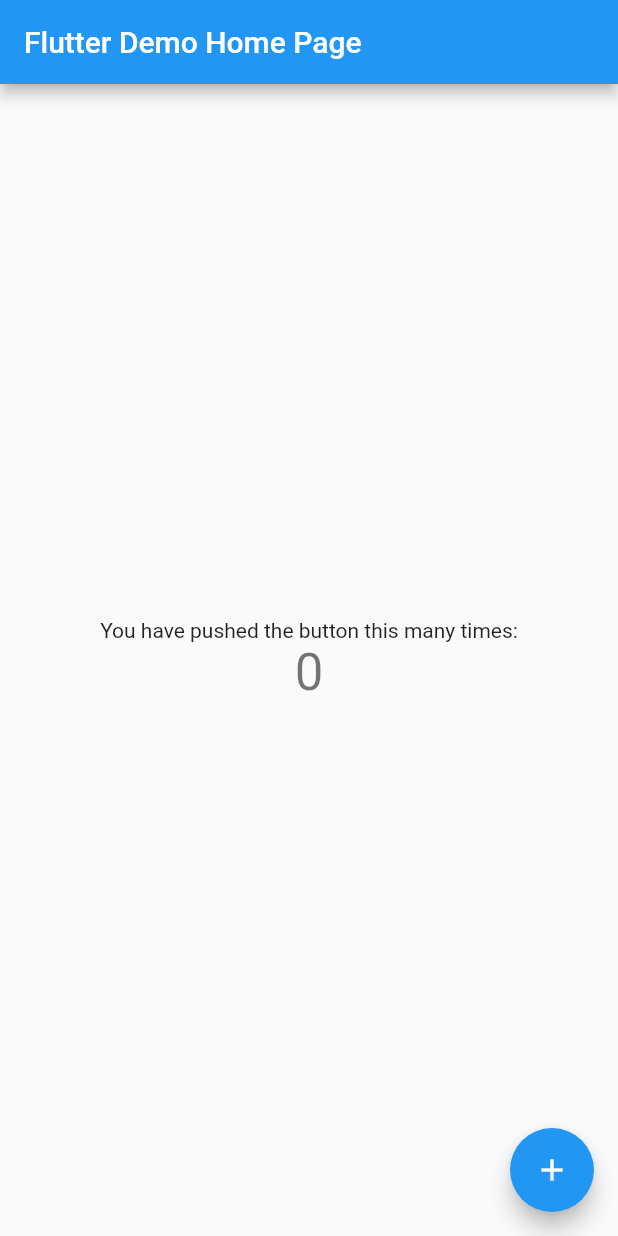
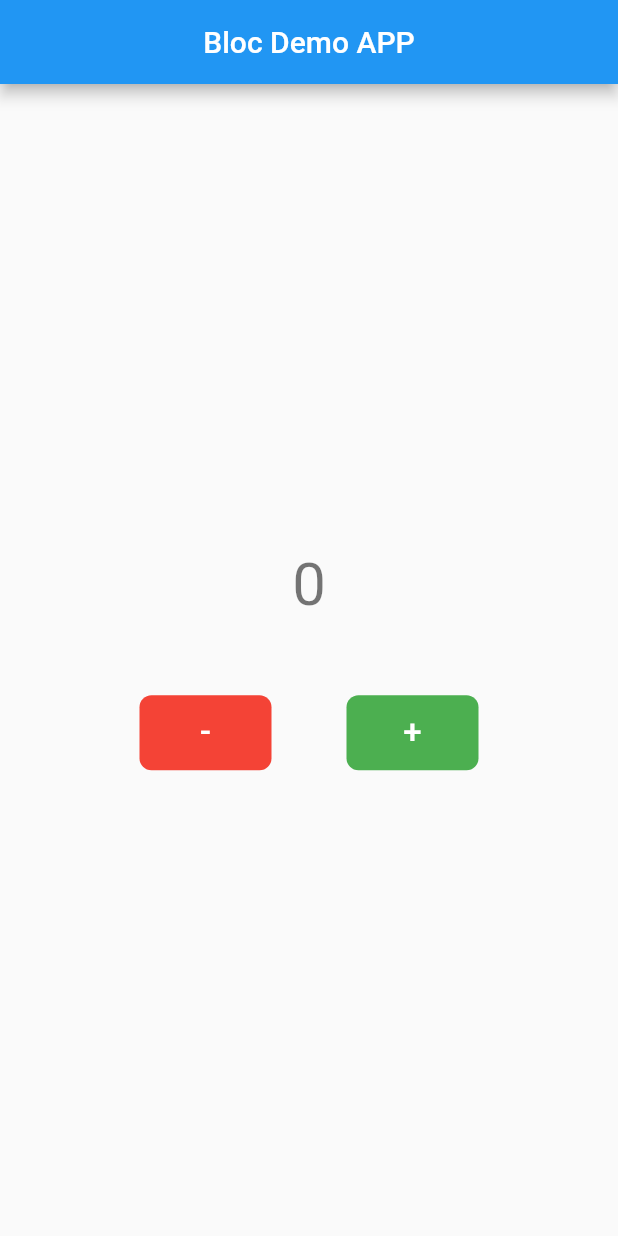
Before and after one commit to geekers-donald237/flutter-bloc-app, a Flutter app: the screen it shows after launch, on a phone screen of 412 x 824 dp. Run offline on Flutter 3.47's test engine with Material 2 defaults, Android fonts, the light colour scheme and no system bars; our stand-ins replace flutter_bloc.

Commit message:
first bloc management

```diff
--- /dev/null
+++ b/lib/bloc/event/counter_event.dart
@@ -0,0 +1,5 @@
+class CounterEvents {}
+
+class NumberIncreaseEvent extends CounterEvents {}
+
+class NumberDecreaseEvent extends CounterEvents {}
--- /dev/null
+++ b/lib/bloc/logic/counter_bloc.dart
@@ -0,0 +1,26 @@
+
+import 'package:flutter_bloc/flutter_bloc.dart';
+
+import '../event/counter_event.dart';
+import '../state/counter_state.dart';
+
+class CounterBloc extends Bloc<CounterEvents, CounterStates> {
+  int counter = 0;
+
+  CounterBloc() : super(InitialState()) {
+    on<NumberIncreaseEvent>(onNumberIncrease);
+    on<NumberDecreaseEvent>(onNumberDecrease);
+  }
+
+  void onNumberIncrease(
+      NumberIncreaseEvent event, Emitter<CounterStates> emit) async {
+    counter = counter + 1;
+    emit(UpdateState(counter));
+  }
+
+  void onNumberDecrease(
+      NumberDecreaseEvent event, Emitter<CounterStates> emit) async {
+    counter = counter - 1;
+    emit(UpdateState(counter));
+  }
+}
--- /dev/null
+++ b/lib/bloc/state/counter_state.dart
@@ -0,0 +1,8 @@
+class CounterStates {}
+
+class InitialState extends CounterStates {}
+
+class UpdateState extends CounterStates {
+  final int counter;
+  UpdateState(this.counter);
+}
--- a/lib/main.dart
+++ b/lib/main.dart
@@ -1,4 +1,8 @@
 import 'package:flutter/material.dart';
+import 'package:flutter_bloc/flutter_bloc.dart';
+import 'package:test_fbloc/page/home_view.dart';
+
+import 'bloc/logic/counter_bloc.dart';
 
 void main() {
   runApp(const MyApp());
@@ -7,109 +11,18 @@
 class MyApp extends StatelessWidget {
   const MyApp({super.key});
 
-  // This widget is the root of your application.
   @override
   Widget build(BuildContext context) {
-    return MaterialApp(
-      title: 'Flutter Demo',
-      theme: ThemeData(
-        // This is the theme of your application.
-        //
-        // Try running your application with "flutter run". You'll see the
-        // application has a blue toolbar. Then, without quitting the app, try
-        // changing the primarySwatch below to Colors.green and then invoke
-        // "hot reload" (press "r" in the console where you ran "flutter run",
-        // or simply save your changes to "hot reload" in a Flutter IDE).
-        // Notice that the counter didn't reset back to zero; the application
-        // is not restarted.
-        primarySwatch: Colors.blue,
+    return BlocProvider<CounterBloc>(
+      create: (context) => CounterBloc(),
+      child: MaterialApp(
+        title: 'test fbloc',
+        theme: ThemeData(
+          primarySwatch: Colors.blue,
+        ),
+        debugShowCheckedModeBanner: false,
+        home: const MyHomePage(),
       ),
-      home: const MyHomePage(title: 'Flutter Demo Home Page'),
     );
   }
 }
-
-class MyHomePage extends StatefulWidget {
-  const MyHomePage({super.key, required this.title});
-
-  // This widget is the home page of your application. It is stateful, meaning
-  // that it has a State object (defined below) that contains fields that affect
-  // how it looks.
-
-  // This class is the configuration for the state. It holds the values (in this
-  // case the title) provided by the parent (in this case the App widget) and
-  // used by the build method of the State. Fields in a Widget subclass are
-  // always marked "final".
-
-  final String title;
-
-  @override
-  State<MyHomePage> createState() => _MyHomePageState();
-}
-
-class _MyHomePageState extends State<MyHomePage> {
-  int _counter = 0;
-
-  void _incrementCounter() {
-    setState(() {
-      // This call to setState tells the Flutter framework that something has
-      // changed in this State, which causes it to rerun the build method below
-      // so that the display can reflect the updated values. If we changed
-      // _counter without calling setState(), then the build method would not be
-      // called again, and so nothing would appear to happen.
-      _counter++;
-    });
-  }
-
-  @override
-  Widget build(BuildContext context) {
-    // This method is rerun every time setState is called, for instance as done
-    // by the _incrementCounter method above.
-    //
-    // The Flutter framework has been optimized to make rerunning build methods
-    // fast, so that you can just rebuild anything that needs updating rather
-    // than having to individually change instances of widgets.
-    return Scaffold(
-      appBar: AppBar(
-        // Here we take the value from the MyHomePage object that was created by
-        // the App.build method, and use it to set our appbar title.
-        title: Text(widget.title),
-      ),
-      body: Center(
-        // Center is a layout widget. It takes a single child and positions it
-        // in the middle of the parent.
-        child: Column(
-          // Column is also a layout widget. It takes a list of children and
-          // arranges them vertically. By default, it sizes itself to fit its
-          // children horizontally, and tries to be as tall as its parent.
-          //
-          // Invoke "debug painting" (press "p" in the console, choose the
-          // "Toggle Debug Paint" action from the Flutter Inspector in Android
-          // Studio, or the "Toggle Debug Paint" command in Visual Studio Code)
-          // to see the wireframe for each widget.
-          //
-          // Column has various properties to control how it sizes itself and
-          // how it positions its children. Here we use mainAxisAlignment to
-          // center the children vertically; the main axis here is the vertical
-          // axis because Columns are vertical (the cross axis would be
-          // horizontal).
-          mainAxisAlignment: MainAxisAlignment.center,
-          children: <Widget>[
-            const Text(
-              'You have pushed the button this many times:',
-            ),
-            Text(
-              '$_counter',
-              style: Theme.of(context).textTheme.headlineMedium,
-            ),
-          ],
-        ),
-      ),
-      floatingActionButton: FloatingActionButton(
-        onPressed: _incrementCounter,
-        tooltip: 'Increment',
-        child: const Icon(Icons.add),
-      ), // This trailing comma makes auto-formatting nicer for build methods.
-    );
-  }
-}
--- /dev/null
+++ b/lib/page/home_view.dart
@@ -0,0 +1,84 @@
+import 'package:flutter/material.dart';
+import 'package:flutter_bloc/flutter_bloc.dart';
+
+import '../bloc/event/counter_event.dart';
+import '../bloc/logic/counter_bloc.dart';
+import '../bloc/state/counter_state.dart';
+
+class MyHomePage extends StatelessWidget {
+  const MyHomePage({Key? key}) : super(key: key);
+
+  @override
+  Widget build(BuildContext context) {
+    return Scaffold(
+      appBar: AppBar(
+        centerTitle: true,
+        title: const Text("Bloc Demo APP"),
+      ),
+      body: BlocBuilder<CounterBloc, CounterStates>(
+        builder: (context, state) {
+          if (state is InitialState) {
+            return _counter(context, 0);
+          }
+          if (state is UpdateState) {
+            return _counter(context, state.counter);
+          }
+          return Container();
+        },
+      ),
+    );
+  }
+}
+
+Widget _counter(BuildContext context, int counter) {
+  return Center(
+    child: Column(
+      mainAxisAlignment: MainAxisAlignment.center,
+      children: [
+        Text(
+          counter.toString(),
+          style: Theme.of(context).textTheme.headlineLarge,
+        ),
+        const SizedBox(
+          height: 50,
+        ),
+        Row(
+          mainAxisAlignment: MainAxisAlignment.center,
+          children: [
+            MaterialButton(
+              color: Colors.red,
+              elevation: 0.0,
+              height: 50,
+              shape: const RoundedRectangleBorder(
+                  borderRadius: BorderRadius.all(Radius.circular(8))),
+              child: const Text(
+                "-",
+                style: TextStyle(fontSize: 22, color: Colors.white),
+              ),
+              onPressed: () {
+                context.read<CounterBloc>().add(NumberDecreaseEvent());
+              },
+            ),
+            const SizedBox(
+              width: 50,
+            ),
+            MaterialButton(
+              color: Colors.green,
+              elevation: 0.0,
+              height: 50,
+              shape: const RoundedRectangleBorder(
+                  borderRadius: BorderRadius.all(Radius.circular(8))),
+              child: const Text(
+                "+",
+                style: TextStyle(fontSize: 22, color: Colors.white),
+              ),
+              onPressed: () {
+                context.read<CounterBloc>().add(NumberIncreaseEvent());
+              },
+            ),
+          ],
+        )
+      ],
+    ),
+  );
+}
--- a/pubspec.yaml
+++ b/pubspec.yaml
@@ -35,6 +35,7 @@
   # The following adds the Cupertino Icons font to your application.
   # Use with the CupertinoIcons class for iOS style icons.
   cupertino_icons: ^1.0.2
+  flutter_bloc: ^8.1.3
 
 dev_dependencies:
   flutter_test:
```
Also changed, not shown: lib/config/routes/routes_name.dart (added, +21 -0 lines), lib/config/theme/theme.dart (added, +112 -0 lines), lib/config/utils/constant.dart (added, +118 -0 lines), pubspec.lock, 1 other file.
